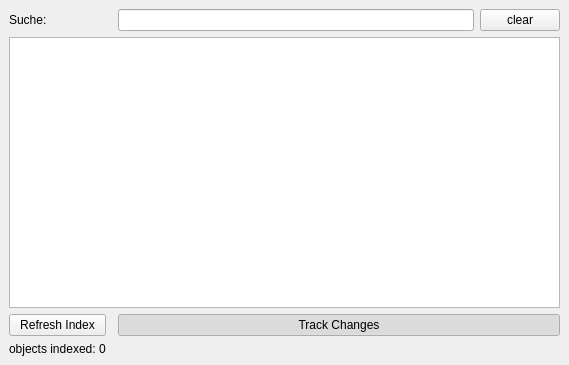
scubbx/qgis-project-fts, file project_fts_dockwidget_base.ui: the form before one commit.
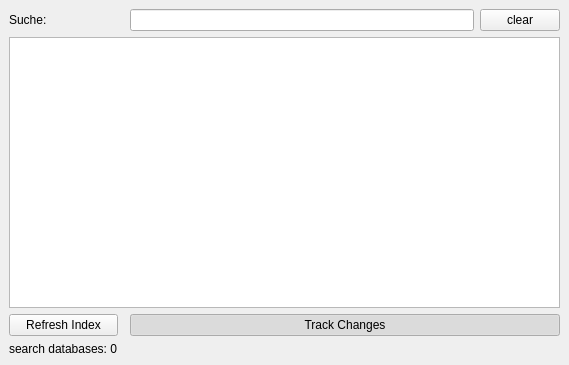
The form after the commit.

```diff
--- a/project_fts_dockwidget_base.ui
+++ b/project_fts_dockwidget_base.ui
@@ -58,7 +58,7 @@
     <item row="5" column="1">
      <widget class="QLabel" name="labelDBInfo">
       <property name="text">
-       <string>objects indexed: 0</string>
+       <string>search databases: 0</string>
       </property>
      </widget>
     </item>
```
